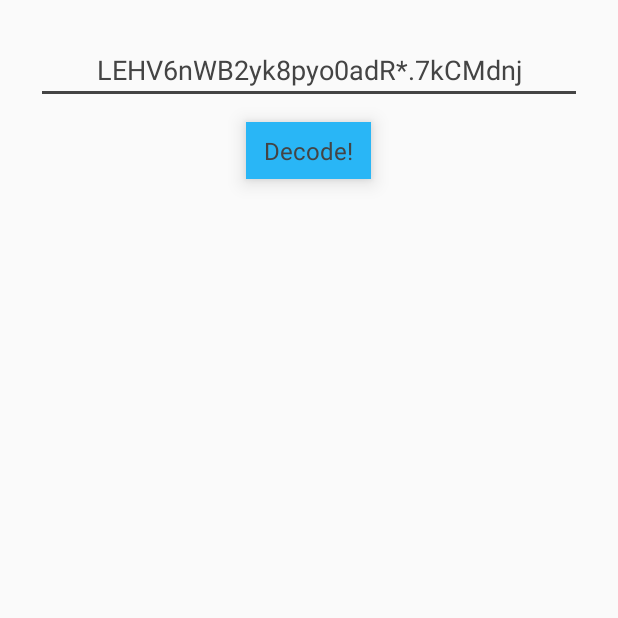
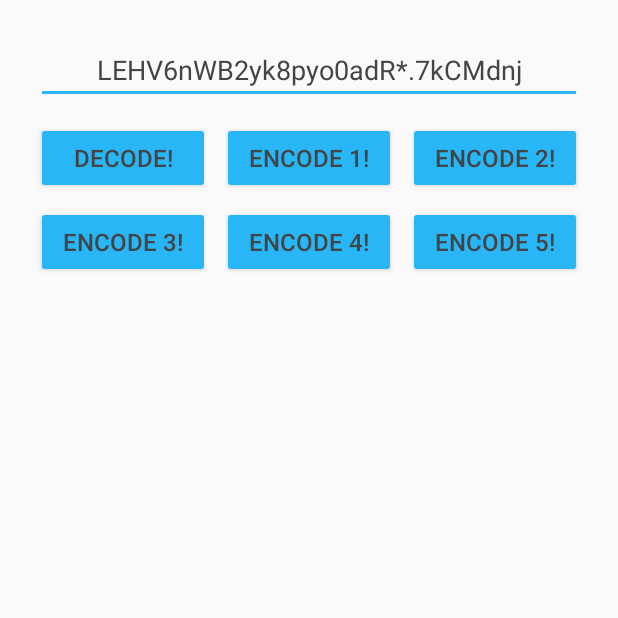
Before and after one commit to woltapp/blurhash, an Android app: the screen it shows after launch (MainActivity), on a phone screen of 412 x 824 dp, the top half of it. Run offline under Robolectric (Android 15) with nearby library versions, the phone set to English and light mode, and no system bars.

Commit message:
Add kotlin encoder demo

```diff
--- a/Kotlin/demo/build.gradle
+++ b/Kotlin/demo/build.gradle
@@ -26,4 +26,5 @@ android {
 dependencies {
     implementation project(path: ':lib')
     implementation 'androidx.appcompat:appcompat:1.1.0'
+    implementation 'androidx.constraintlayout:constraintlayout:1.1.3'
 }
--- a/Kotlin/demo/src/main/java/com/wolt/blurhashapp/MainActivity.kt
+++ b/Kotlin/demo/src/main/java/com/wolt/blurhashapp/MainActivity.kt
@@ -1,24 +1,53 @@
 package com.wolt.blurhashapp
 
+import android.graphics.Bitmap
+import android.graphics.Canvas
+import android.graphics.drawable.BitmapDrawable
+import android.graphics.drawable.Drawable
 import android.os.Bundle
 import android.view.View
-import android.widget.EditText
-import android.widget.ImageView
-import android.widget.TextView
 import androidx.appcompat.app.AppCompatActivity
+import androidx.core.content.ContextCompat
 import com.wolt.blurhashkt.BlurHashDecoder
+import com.wolt.blurhashkt.BlurHashEncoder
+import kotlinx.android.synthetic.main.activity_main.*
 
 class MainActivity : AppCompatActivity() {
 
     override fun onCreate(savedInstanceState: Bundle?) {
         super.onCreate(savedInstanceState)
         setContentView(R.layout.activity_main)
-        val etInput: EditText = findViewById(R.id.etInput)
-        val ivResult: ImageView = findViewById(R.id.ivResult)
-        findViewById<View>(R.id.tvDecode).setOnClickListener {
+
+        btnDecode.setOnClickListener {
             val bitmap = BlurHashDecoder.decode(etInput.text.toString(), 20, 12)
             ivResult.setImageBitmap(bitmap)
         }
+
+        val buttons = listOf(btnEncode1, btnEncode2, btnEncode3, btnEncode4, btnEncode5)
+        val drawableResList = listOf(R.drawable.img1, R.drawable.img2, R.drawable.img3, R.drawable.img4, R.drawable.img5)
+        val onClickListener = View.OnClickListener {
+            val bitmap = drawableToBitmap(ContextCompat.getDrawable(this, drawableResList[buttons.indexOf(it)])!!)
+            etInput.setText(BlurHashEncoder.encode(bitmap))
+        }
+        for (button in buttons) {
+            button.setOnClickListener(onClickListener)
+        }
+    }
+
+    private fun drawableToBitmap(drawable: Drawable): Bitmap {
+        return drawableToBitmap(drawable, drawable.intrinsicWidth,
+                drawable.intrinsicHeight)
+    }
+
+    private fun drawableToBitmap(drawable: Drawable, w: Int, h: Int): Bitmap {
+        if (drawable is BitmapDrawable) {
+            return drawable.bitmap
+        }
+        val bitmap = Bitmap.createBitmap(w, h, Bitmap.Config.ARGB_8888)
+        val canvas = Canvas(bitmap)
+        drawable.setBounds(0, 0, canvas.width, canvas.height)
+        drawable.draw(canvas)
+        return bitmap
     }
 
 }
--- a/Kotlin/demo/src/main/res/layout/activity_main.xml
+++ b/Kotlin/demo/src/main/res/layout/activity_main.xml
@@ -1,43 +1,119 @@
 <?xml version="1.0" encoding="utf-8"?>
-<LinearLayout xmlns:android="http://schemas.android.com/apk/res/android"
+<androidx.constraintlayout.widget.ConstraintLayout xmlns:android="http://schemas.android.com/apk/res/android"
+    xmlns:app="http://schemas.android.com/apk/res-auto"
+    xmlns:tools="http://schemas.android.com/tools"
     android:layout_width="match_parent"
     android:layout_height="match_parent"
-    android:orientation="vertical"
-    android:padding="24dp">
+    android:padding="24dp"
+    tools:ignore="rtlHardcoded">
 
     <EditText
         android:id="@+id/etInput"
-        android:layout_width="match_parent"
+        android:layout_width="0dp"
         android:layout_height="wrap_content"
-        android:layout_gravity="center_horizontal"
+        android:autofillHints="@null"
         android:gravity="center_horizontal"
         android:hint="@string/hint_blurhash"
         android:inputType="text"
-        android:singleLine="true"
+        android:maxLines="1"
         android:text="LEHV6nWB2yk8pyo0adR*.7kCMdnj"
-        android:textColor="@color/colorAccent" />
+        android:textColor="@color/textColor"
+        app:layout_constraintEnd_toEndOf="parent"
+        app:layout_constraintStart_toStartOf="parent"
+        app:layout_constraintTop_toTopOf="parent"
+        tools:ignore="HardcodedText" />
 
-    <TextView
-        android:id="@+id/tvDecode"
-        android:layout_width="wrap_content"
+    <Button
+        android:id="@+id/btnDecode"
+        style="@style/Widget.AppCompat.Button.Colored"
+        android:layout_width="0dp"
         android:layout_height="wrap_content"
-        android:layout_gravity="center_horizontal"
         android:layout_marginTop="12dp"
-        android:background="@color/colorPrimary"
-        android:elevation="8dp"
-        android:paddingStart="12dp"
-        android:paddingTop="8dp"
-        android:paddingEnd="12dp"
-        android:paddingBottom="8dp"
         android:text="@string/title_button_decode"
-        android:textColor="@color/colorAccent"
-        android:textSize="16sp" />
+        android:textColor="@color/textColor"
+        android:textSize="16sp"
+        app:layout_constraintEnd_toStartOf="@id/btnEncode1"
+        app:layout_constraintStart_toStartOf="parent"
+        app:layout_constraintTop_toBottomOf="@id/etInput" />
+
+    <Button
+        android:id="@+id/btnEncode1"
+        style="@style/Widget.AppCompat.Button.Colored"
+        android:layout_width="0dp"
+        android:layout_height="wrap_content"
+        android:layout_marginLeft="8dp"
+        android:layout_marginTop="12dp"
+        android:text="@string/title_button_encode1"
+        android:textColor="@color/textColor"
+        android:textSize="16sp"
+        app:layout_constraintEnd_toStartOf="@id/btnEncode2"
+        app:layout_constraintStart_toEndOf="@id/btnDecode"
+        app:layout_constraintTop_toBottomOf="@id/etInput" />
+
+    <Button
+        android:id="@+id/btnEncode2"
+        style="@style/Widget.AppCompat.Button.Colored"
+        android:layout_width="0dp"
+        android:layout_height="wrap_content"
+        android:layout_marginLeft="8dp"
+        android:layout_marginTop="12dp"
+        android:text="@string/title_button_encode2"
+        android:textColor="@color/textColor"
+        android:textSize="16sp"
+        app:layout_constraintEnd_toEndOf="parent"
+        app:layout_constraintStart_toEndOf="@id/btnEncode1"
+        app:layout_constraintTop_toBottomOf="@id/etInput" />
+
+    <Button
+        android:id="@+id/btnEncode3"
+        style="@style/Widget.AppCompat.Button.Colored"
+        android:layout_width="0dp"
+        android:layout_height="wrap_content"
+        android:layout_marginTop="8dp"
+        android:text="@string/title_button_encode3"
+        android:textColor="@color/textColor"
+        android:textSize="16sp"
+        app:layout_constraintEnd_toStartOf="@id/btnEncode4"
+        app:layout_constraintStart_toStartOf="parent"
+        app:layout_constraintTop_toBottomOf="@id/btnDecode" />
+
+    <Button
+        android:id="@+id/btnEncode4"
+        style="@style/Widget.AppCompat.Button.Colored"
+        android:layout_width="0dp"
+        android:layout_height="wrap_content"
+        android:layout_marginLeft="8dp"
+        android:layout_marginTop="8dp"
+        android:text="@string/title_button_encode4"
+        android:textColor="@color/textColor"
+        android:textSize="16sp"
+        app:layout_constraintEnd_toStartOf="@id/btnEncode5"
+        app:layout_constraintStart_toEndOf="@id/btnEncode3"
+        app:layout_constraintTop_toBottomOf="@id/btnDecode" />
+
+    <Button
+        android:id="@+id/btnEncode5"
+        style="@style/Widget.AppCompat.Button.Colored"
+        android:layout_width="0dp"
+        android:layout_height="wrap_content"
+        android:layout_marginLeft="8dp"
+        android:layout_marginTop="8dp"
+        android:text="@string/title_button_encode5"
+        android:textColor="@color/textColor"
+        android:textSize="16sp"
+        app:layout_constraintEnd_toEndOf="parent"
+        app:layout_constraintStart_toEndOf="@id/btnEncode4"
+        app:layout_constraintTop_toBottomOf="@id/btnDecode" />
 
     <ImageView
         android:id="@+id/ivResult"
         android:layout_width="match_parent"
         android:layout_height="wrap_content"
         android:layout_marginTop="24dp"
-        android:adjustViewBounds="true" />
+        android:adjustViewBounds="true"
+        android:contentDescription="@null"
+        app:layout_constraintEnd_toEndOf="parent"
+        app:layout_constraintStart_toStartOf="parent"
+        app:layout_constraintTop_toBottomOf="@id/btnEncode5" />
 
-</LinearLayout>
+</androidx.constraintlayout.widget.ConstraintLayout>
--- a/Kotlin/demo/src/main/res/values/colors.xml
+++ b/Kotlin/demo/src/main/res/values/colors.xml
@@ -2,5 +2,7 @@
 <resources>
     <color name="colorPrimary">#29b6f6</color>
     <color name="colorPrimaryDark">#0086c3</color>
-    <color name="colorAccent">#444444</color>
+    <color name="colorAccent">#29b6f6</color>
+
+    <color name="textColor">#444</color>
 </resources>
--- a/Kotlin/demo/src/main/res/values/strings.xml
+++ b/Kotlin/demo/src/main/res/values/strings.xml
@@ -2,4 +2,9 @@
     <string name="app_name">BlurHash</string>
     <string name="hint_blurhash">BlurHash string</string>
     <string name="title_button_decode">Decode!</string>
+    <string name="title_button_encode1">Encode 1!</string>
+    <string name="title_button_encode2">Encode 2!</string>
+    <string name="title_button_encode3">Encode 3!</string>
+    <string name="title_button_encode4">Encode 4!</string>
+    <string name="title_button_encode5">Encode 5!</string>
 </resources>
```
Also changed, not shown: Kotlin/demo/src/main/res/drawable-nodpi/img1.jpg (added), Kotlin/demo/src/main/res/drawable-nodpi/img2.jpg (added), Kotlin/demo/src/main/res/drawable-nodpi/img3.jpg (added), Kotlin/demo/src/main/res/drawable-nodpi/img4.jpg (added), Kotlin/demo/src/main/res/drawable-nodpi/img5.jpg (added).
